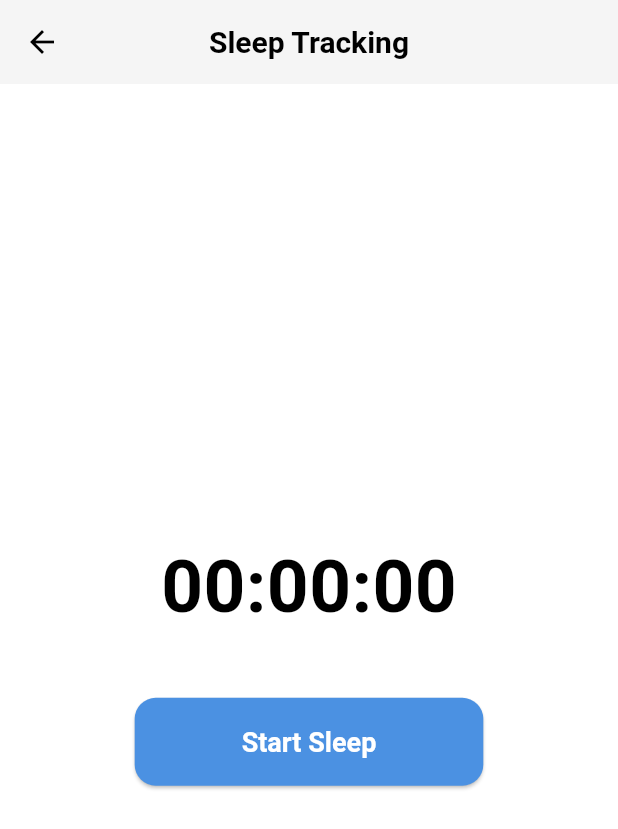
After one commit to Mo7medRef3t/Slumber, a Flutter app: the Screens screen opened by its route, after a tap on "Start Sleep Tracking", on a phone screen of 412 x 824 dp. The commit adds this screen. Shown: the top 829 px of the screen. Run offline on Flutter 3.47's test engine with Material 3 defaults, Android fonts, the phone set to English and light mode, and no system bars; our stand-ins replace cloud_firestore, firebase_auth, firebase_core, fl_chart, flutter_screenutil, go_router and 2 more; accounts and stored records are empty.

Commit message:
Finishing Dashboard

```diff
--- /dev/null
+++ b/lib/core/firestore_service.dart
@@ -0,0 +1,31 @@
+import 'package:cloud_firestore/cloud_firestore.dart';
+import 'package:firebase_auth/firebase_auth.dart';
+import 'package:slumber/features/auth/data/models/slumber_user.dart';
+
+class FirestoreService {
+  final _db = FirebaseFirestore.instance;
+  final uid = FirebaseAuth.instance.currentUser!.uid;
+
+  /// تحديث بيانات اليوزر
+  Future<void> updateUserProfile(SlumberUser user) async {
+    await _db.collection("users").doc(uid).update(user.toMap());
+  }
+
+  /// إضافة sleep record
+  Future<void> addSleepRecord(DateTime start, DateTime end) async {
+    final duration = end.difference(start).inMinutes;
+    await _db.collection("users").doc(uid).collection("sleepHistory").add({
+      "startTime": start.toIso8601String(),
+      "endTime": end.toIso8601String(),
+      "duration": duration,
+    });
+  }
+
+  /// استرجاع sleep history
+  Stream<List<Map<String, dynamic>>> getSleepHistory() {
+    return _db.collection("users").doc(uid).collection("sleepHistory")
+      .orderBy("startTime", descending: true)
+      .snapshots()
+      .map((snapshot) => snapshot.docs.map((doc) => doc.data()).toList());
+  }
+}
--- a/lib/core/utils/app_router.dart
+++ b/lib/core/utils/app_router.dart
@@ -1,14 +1,19 @@
 import 'package:flutter/material.dart';
 import 'package:go_router/go_router.dart';
+import 'package:slumber/features/Home/presentation/views/widgets/sleep_tracking_view.dart';
 import 'package:slumber/features/auth/presentation/views/sign_in_view.dart';
 import 'package:slumber/features/auth/presentation/views/sign_up_view.dart';
 import 'package:slumber/features/onbording/presentation/views/on_bording_view.dart';
 import 'package:slumber/features/splash/presentation/views/splash_view.dart';
+import 'package:slumber/screens.dart';
 
 abstract class AppRouter {
   static const kOnBordingView = '/onBordingView';
   static const kSignUp = '/signup';
   static const kSignIn = '/signin';
+  static const kScreens = '/screens';
+static const kSleepTrackingView = "/sleepTracking";
+
 
   static final router = GoRouter(
     routes: [
@@ -31,6 +36,8 @@ abstract class AppRouter {
       ),
       GoRoute(path: kSignUp, builder: (context, state) => const SignUpView()),
       GoRoute(path: kSignIn, builder: (context, state) => const SignInView()),
+      GoRoute(path: kScreens, builder: (context, state) => const Screens()),
+      GoRoute(path: kSleepTrackingView, builder: (context, state) => const SleepTrackingView()),
     ],
   );
 }
--- a/lib/core/widgets/custom_fields.dart
+++ b/lib/core/widgets/custom_fields.dart
@@ -1,3 +1,5 @@
+// ignore_for_file: implementation_imports
+
 import 'package:flutter/material.dart';
 import 'package:flutter/src/services/text_formatter.dart';
 import 'package:google_fonts/google_fonts.dart';
--- /dev/null
+++ b/lib/features/Home/presentation/views/dashboard_view.dart
@@ -0,0 +1,369 @@
+import 'package:cloud_firestore/cloud_firestore.dart';
+import 'package:firebase_auth/firebase_auth.dart';
+import 'package:flutter/material.dart';
+import 'package:flutter_screenutil/flutter_screenutil.dart';
+import 'package:fl_chart/fl_chart.dart';
+import 'package:go_router/go_router.dart';
+import 'package:intl/intl.dart';
+import 'package:slumber/core/firestore_service.dart';
+import 'package:slumber/core/utils/app_router.dart';
+
+class DashboardView extends StatefulWidget {
+  const DashboardView({super.key});
+
+  @override
+  State<DashboardView> createState() => _DashboardViewState();
+}
+
+class _DashboardViewState extends State<DashboardView> {
+  final _firestoreService = FirestoreService();
+  late final FirebaseFirestore _db;
+
+  @override
+  void initState() {
+    super.initState();
+    _db = FirebaseFirestore.instance;
+  }
+
+  String _formatDuration(int minutes) {
+    final hours = minutes ~/ 60;
+    final mins = minutes % 60;
+    return '${hours}h ${mins.toString().padLeft(2, '0')}m';
+  }
+
+  String _formatTime12(DateTime date) {
+    final formatted = DateFormat('hh:mm a').format(date); // e.g. 09:15 PM
+    return formatted;
+  }
+
+  Future<int> _calculateAverageSleep() async {
+    final historySnapshot =
+        await _db
+            .collection("users")
+            .doc(FirebaseAuth.instance.currentUser!.uid)
+            .collection("sleepHistory")
+            .orderBy("startTime", descending: true)
+            .limit(7)
+            .get();
+
+    if (historySnapshot.docs.isEmpty) return 0;
+
+    int total = 0;
+    for (var doc in historySnapshot.docs) {
+      total += doc["duration"] as int;
+    }
+    return (total / historySnapshot.docs.length).round();
+  }
+
+  Future<Map<String, dynamic>?> _getBestSleep() async {
+    final snapshot =
+        await _db
+            .collection("users")
+            .doc(FirebaseAuth.instance.currentUser!.uid)
+            .collection("sleepHistory")
+            .orderBy("duration", descending: true)
+            .limit(1)
+            .get();
+
+    if (snapshot.docs.isEmpty) return null;
+    return snapshot.docs.first.data();
+  }
+
+  Future<List<Map<String, dynamic>>> _getLast7DaysSleep() async {
+    final historySnapshot =
+        await _db
+            .collection("users")
+            .doc(FirebaseAuth.instance.currentUser!.uid)
+            .collection("sleepHistory")
+            .orderBy("startTime", descending: true)
+            .limit(7)
+            .get();
+
+    final List<Map<String, dynamic>> data = [];
+    for (var doc in historySnapshot.docs.reversed) {
+      final d = doc.data();
+      final start = DateTime.parse(d["startTime"]);
+      double hours = (d["duration"] as int) / 60.0;
+      data.add({
+        "day": DateFormat("E").format(start), // Mon, Tue...
+        "hours": hours,
+      });
+    }
+    return data;
+  }
+
+  @override
+  Widget build(BuildContext context) {
+    final colors = Theme.of(context).colorScheme;
+    final brightness = Theme.of(context).brightness;
+
+    return Scaffold(
+      appBar: AppBar(title: const Text("Home"), centerTitle: true),
+      body: SingleChildScrollView(
+        padding: EdgeInsets.all(16.w),
+        child: Column(
+          children: [
+            // 🕒 Average Sleep Duration
+            FutureBuilder<int>(
+              future: _calculateAverageSleep(),
+              builder: (context, snapshot) {
+                if (!snapshot.hasData) {
+                  return SizedBox(
+                    height: 150.h,
+                    child: const Center(child: CircularProgressIndicator()),
+                  );
+                }
+                final duration = _formatDuration(snapshot.data!);
+                return Card(
+                  elevation: 3,
+                  shape: RoundedRectangleBorder(
+                    borderRadius: BorderRadius.circular(16),
+                  ),
+                  child: Container(
+                    width: double.infinity,
+                    padding: EdgeInsets.all(20.w),
+                    decoration: BoxDecoration(
+                      gradient: LinearGradient(
+                        colors:
+                            brightness == Brightness.dark
+                                ? [Colors.black, Colors.black12]
+                                : [
+                                  colors.primary.withValues(alpha: 0.1),
+                                  Colors.white,
+                                ],
+                        begin: Alignment.topLeft,
+                        end: Alignment.bottomRight,
+                      ),
+                      borderRadius: BorderRadius.circular(16),
+                    ),
+                    child: Column(
+                      children: [
+                        Text(
+                          "Average Sleep Duration",
+                          style: Theme.of(context).textTheme.titleMedium
+                              ?.copyWith(fontWeight: FontWeight.bold),
+                        ),
+                        SizedBox(height: 10.h),
+                        Text(
+                          duration,
+                          style: Theme.of(
+                            context,
+                          ).textTheme.headlineLarge?.copyWith(
+                            color: colors.primary,
+                            fontWeight: FontWeight.w900,
+                          ),
+                        ),
+                        const Text("Consistent healthy sleep"),
+                      ],
+                    ),
+                  ),
+                );
+              },
+            ),
+
+            SizedBox(height: 20.h),
+
+            // 📈 Sleep Trend Graph
+            FutureBuilder<List<Map<String, dynamic>>>(
+              future: _getLast7DaysSleep(),
+              builder: (context, snapshot) {
+                if (!snapshot.hasData || snapshot.data!.isEmpty) {
+                  return const SizedBox.shrink();
+                }
+                final data = snapshot.data!;
+                final spots =
+                    data.asMap().entries.map((e) {
+                      return FlSpot(
+                        e.key.toDouble(),
+                        e.value["hours"] as double,
+                      );
+                    }).toList();
+
+                return Card(
+                  shape: RoundedRectangleBorder(
+                    borderRadius: BorderRadius.circular(16),
+                  ),
+                  child: Padding(
+                    padding: EdgeInsets.all(16.w),
+                    child: Column(
+                      crossAxisAlignment: CrossAxisAlignment.start,
+                      children: [
+                        Text(
+                          "Sleep Trend (Last 7 Days)",
+                          style: Theme.of(context).textTheme.titleMedium,
+                        ),
+                        SizedBox(height: 16.h),
+                        SizedBox(
+                          height: 180.h,
+                          child: LineChart(
+                            LineChartData(
+                              gridData: FlGridData(show: true),
+                              borderData: FlBorderData(show: false),
+                              titlesData: FlTitlesData(
+                                bottomTitles: AxisTitles(
+                                  sideTitles: SideTitles(
+                                    showTitles: true,
+                                    getTitlesWidget: (value, _) {
+                                      final index = value.toInt();
+                                      if (index >= data.length)
+                                        return const SizedBox();
+                                      return Text(
+                                        data[index]["day"],
+                                        style: TextStyle(
+                                          fontSize: 12.sp,
+                                          color: colors.secondary,
+                                        ),
+                                      );
+                                    },
+                                  ),
+                                ),
+                                leftTitles: AxisTitles(
+                                  sideTitles: SideTitles(
+                                    showTitles: true,
+                                    reservedSize: 30,
+                                    getTitlesWidget:
+                                        (v, _) => Text(
+                                          "${v.toInt()}h",
+                                          style: TextStyle(fontSize: 11.sp),
+                                        ),
+                                  ),
+                                ),
+                              ),
+                              lineBarsData: [
+                                LineChartBarData(
+                                  spots: spots,
+                                  isCurved: true,
+                                  color: colors.primary,
+                                  barWidth: 3,
+                                  dotData: FlDotData(show: false),
+                                ),
+                              ],
+                            ),
+                          ),
+                        ),
+                      ],
+                    ),
+                  ),
+                );
+              },
+            ),
+
+            SizedBox(height: 20.h),
+
+            // 🌟 Best Sleep Day
+            FutureBuilder<Map<String, dynamic>?>(
+              future: _getBestSleep(),
+              builder: (context, snapshot) {
+                if (!snapshot.hasData) return const SizedBox();
+                final record = snapshot.data;
+                if (record == null) return const SizedBox();
+
+                final duration = _formatDuration(record["duration"]);
+                final start = DateTime.parse(record["startTime"]);
+                final formattedDate = DateFormat('EEE, MMM d').format(start);
+                return Card(
+                  color: colors.primary.withOpacity(0.1),
+                  shape: RoundedRectangleBorder(
+                    borderRadius: BorderRadius.circular(16),
+                  ),
+                  child: ListTile(
+                    leading: const Icon(Icons.star, color: Colors.amber),
+                    title: const Text("Best Sleep Day"),
+                    subtitle: Text("$formattedDate • $duration"),
+                    trailing: Text(
+                      "🌙 Excellent",
+                      style: TextStyle(
+                        fontWeight: FontWeight.bold,
+                        color: colors.primary,
+                      ),
+                    ),
+                  ),
+                );
+              },
+            ),
+
+            SizedBox(height: 20.h),
+
+            // 🌙 Last Sleep
+            StreamBuilder<List<Map<String, dynamic>>>(
+              stream: _firestoreService.getSleepHistory(),
+              builder: (context, snapshot) {
+                if (!snapshot.hasData || snapshot.data!.isEmpty) {
+                  return Card(
+                    shape: RoundedRectangleBorder(
+                      borderRadius: BorderRadius.circular(16),
+                    ),
+                    child: Padding(
+                      padding: const EdgeInsets.all(20),
+                      child: Row(
+                        mainAxisAlignment: MainAxisAlignment.center,
+                        children: const [
+                          Icon(Icons.bedtime_outlined, color: Colors.grey),
+                          SizedBox(width: 8),
+                          Text(
+                            "No recent sleep records yet.",
+                            style: TextStyle(color: Colors.grey),
+                          ),
+                        ],
+                      ),
+                    ),
+                  );
+                }
+                final last = snapshot.data!.first;
+                final duration = _formatDuration(last["duration"]);
+                final start = DateTime.parse(last["startTime"]);
+                final end = DateTime.parse(last["endTime"]);
+                final timeRange =
+                    "${_formatTime12(start)} - ${_formatTime12(end)}";
+                return Card(
+                  shape: RoundedRectangleBorder(
+                    borderRadius: BorderRadius.circular(16),
+                  ),
+                  child: ListTile(
+                    leading: const Icon(Icons.bedtime_rounded),
+                    title: Text("Last Sleep: $duration"),
+                    subtitle: Text(timeRange),
+                  ),
+                );
+              },
+            ),
+
+            SizedBox(height: 25.h),
+
+            // 🟣 Start Tracking Button
+            ElevatedButton.icon(
+              onPressed: () => context.push(AppRouter.kSleepTrackingView),
+              icon: const Icon(Icons.play_circle_outline),
+              label: Text(
+                "Start Sleep Tracking",
+                style: TextStyle(fontSize: 16.sp),
+              ),
+              style: ElevatedButton.styleFrom(
+                minimumSize: Size(double.infinity, 50.h),
+                shape: RoundedRectangleBorder(
+                  borderRadius: BorderRadius.circular(12),
+                ),
+              ),
+            ),
+
+            SizedBox(height: 25.h),
+
+            // 💡 Daily Tip
+            Card(
+              shape: RoundedRectangleBorder(
+                borderRadius: BorderRadius.circular(16),
+              ),
+              child: ListTile(
+                leading: const Icon(Icons.lightbulb, color: Colors.amber),
+                title: const Text("Daily Sleep Tip"),
+                subtitle: const Text(
+                  "Try to avoid caffeine 6 hours before bedtime for better sleep quality.",
+                ),
+              ),
+            ),
+          ],
+        ),
+      ),
+    );
+  }
+}
--- /dev/null
+++ b/lib/features/Home/presentation/views/widgets/sleep_tracking_view.dart
@@ -0,0 +1,105 @@
+import 'dart:async';
+import 'package:flutter/material.dart';
+import 'package:flutter_screenutil/flutter_screenutil.dart';
+import 'package:slumber/core/firestore_service.dart';
+
+class SleepTrackingView extends StatefulWidget {
+  const SleepTrackingView({super.key});
+
+  @override
+  State<SleepTrackingView> createState() => _SleepTrackingViewState();
+}
+
+class _SleepTrackingViewState extends State<SleepTrackingView> {
+  final _firestoreService = FirestoreService();
+  Stopwatch stopwatch = Stopwatch();
+  Timer? timer;
+  String elapsedTime = "00:00:00";
+
+  @override
+  void dispose() {
+    timer?.cancel();
+    super.dispose();
+  }
+
+  void _start() {
+    stopwatch.start();
+    timer = Timer.periodic(const Duration(seconds: 1), (t) {
+      setState(() {
+        final d = stopwatch.elapsed;
+        elapsedTime =
+            "${d.inHours.toString().padLeft(2, '0')}:${(d.inMinutes % 60).toString().padLeft(2, '0')}:${(d.inSeconds % 60).toString().padLeft(2, '0')}";
+      });
+    });
+  }
+
+  void _stop() async {
+    timer?.cancel();
+    stopwatch.stop();
+
+    final end = DateTime.now();
+    final start = end.subtract(stopwatch.elapsed);
+
+    await _firestoreService.addSleepRecord(start, end);
+
+    ScaffoldMessenger.of(context).showSnackBar(
+      const SnackBar(content: Text("✅ Sleep session saved!")),
+    );
+
+    Future.delayed(const Duration(seconds: 1), () {
+      if (mounted) Navigator.pop(context);
+    });
+
+    setState(() {
+      elapsedTime = "00:00:00";
+      stopwatch.reset();
+    });
+  }
+
+  @override
+  Widget build(BuildContext context) {
+    final colors = Theme.of(context).colorScheme;
+
+    return Scaffold(
+      appBar: AppBar(
+        title: const Text("Sleep Tracking"),
+        centerTitle: true,
+      ),
+      body: Center(
+        child: Column(
+          mainAxisAlignment: MainAxisAlignment.center,
+          children: [
+            AnimatedSwitcher(
+              duration: const Duration(milliseconds: 300),
+              child: Text(
+                elapsedTime,
+                key: ValueKey(elapsedTime),
+                style: TextStyle(
+                  fontSize: 50.sp,
+                  fontWeight: FontWeight.bold,
+                  color: colors.onSurface,
+                ),
+              ),
+            ),
+            SizedBox(height: 40.h),
+            ElevatedButton(
+              onPressed: stopwatch.isRunning ? _stop : _start,
+              style: ElevatedButton.styleFrom(
+                backgroundColor: stopwatch.isRunning
+                    ? Colors.redAccent
+                    : colors.primary,
+                minimumSize: Size(220.w, 60.h),
+                shape: RoundedRectangleBorder(
+                    borderRadius: BorderRadius.circular(14)),
+              ),
+              child: Text(
+                stopwatch.isRunning ? "End Sleep" : "Start Sleep",
+                style: const TextStyle(color: Colors.white, fontSize: 18),
+              ),
+            ),
+          ],
+        ),
+      ),
+    );
+  }
+}
--- /dev/null
+++ b/lib/features/achievements_view.dart
@@ -0,0 +1,10 @@
+import 'package:flutter/material.dart';
+
+class AchievementsView extends StatelessWidget {
+  const AchievementsView({super.key});
+
+  @override
+  Widget build(BuildContext context) {
+    return const Placeholder();
+  }
+}
--- a/lib/features/auth/presentation/views/widgets/sign_in_body.dart
+++ b/lib/features/auth/presentation/views/widgets/sign_in_body.dart
@@ -1,3 +1,5 @@
+// ignore_for_file: use_build_context_synchronously
+
 import 'package:flutter/material.dart';
 import 'package:flutter_screenutil/flutter_screenutil.dart';
 import 'package:go_router/go_router.dart';
@@ -41,7 +43,7 @@ class _SignInBodyState extends State<SignInBody> {
       final user = await _authService.signIn(email, password);
       if (user != null) {
         _showSnack("✅ Welcome back!", color: Colors.green);
-        context.go('/home'); // بعد تسجيل الدخول يروح للهوم
+        context.go(AppRouter.kScreens);
       }
     } catch (e) {
       _showSnack(e.toString());
@@ -56,7 +58,7 @@ class _SignInBodyState extends State<SignInBody> {
       final user = await _authService.signInWithGoogle();
       if (user != null) {
         _showSnack("✅ Signed in with Google", color: Colors.green);
-        context.go('/home');
+        context.go(AppRouter.kScreens);
       }
     } catch (e) {
       _showSnack("Google Sign-In Failed: $e");
--- a/lib/features/auth/presentation/views/widgets/sign_up_body.dart
+++ b/lib/features/auth/presentation/views/widgets/sign_up_body.dart
@@ -1,3 +1,5 @@
+// ignore_for_file: use_build_context_synchronously
+
 import 'package:flutter/material.dart';
 import 'package:flutter/services.dart';
 import 'package:flutter_screenutil/flutter_screenutil.dart';
@@ -69,7 +71,7 @@ class _SignUpBodyState extends State<SignUpBody> {
       final user = await _authService.signUp(email, password, name, age: age);
       if (user != null) {
         _showSnack("✅ Account created successfully!", color: Colors.green);
-        context.go('/home');
+        context.go(AppRouter.kScreens);
       }
     } catch (e) {
       _showSnack(e.toString());
@@ -87,7 +89,7 @@ class _SignUpBodyState extends State<SignUpBody> {
           "✅ Signed up with Google successfully!",
           color: Colors.green,
         );
-        context.go('/home');
+        context.go(AppRouter.kScreens);
       }
     } catch (e) {
       _showSnack("Google Sign-In Failed: $e");
--- /dev/null
+++ b/lib/features/profile_view.dart
@@ -0,0 +1,10 @@
+import 'package:flutter/material.dart';
+
+class ProfileView extends StatelessWidget {
+  const ProfileView({super.key});
+
+  @override
+  Widget build(BuildContext context) {
+    return const Placeholder();
+  }
+}
--- /dev/null
+++ b/lib/features/sleep_history_view.dart
@@ -0,0 +1,10 @@
+import 'package:flutter/material.dart';
+
+class SleepHistoryView extends StatelessWidget {
+  const SleepHistoryView({super.key});
+
+  @override
+  Widget build(BuildContext context) {
+    return const Placeholder();
+  }
+}
--- /dev/null
+++ b/lib/screens.dart
@@ -0,0 +1,46 @@
+import 'package:flutter/material.dart';
+import 'package:slumber/core/utils/app_colors.dart';
+import 'package:slumber/features/Home/presentation/views/dashboard_view.dart';
+import 'package:slumber/features/achievements_view.dart';
+import 'package:slumber/features/profile_view.dart';
+import 'package:slumber/features/sleep_history_view.dart';
+
+class Screens extends StatefulWidget {
+  const Screens({super.key});
+
+  @override
+  State<Screens> createState() => _ScreensState();
+}
+
+class _ScreensState extends State<Screens> {
+  int _currentIndex = 0;
+
+  final List<Widget> _pages = [
+    DashboardView(),   // 🏠
+    SleepHistoryView(),// 📊
+    AchievementsView(),// 🏆
+    ProfileView(),     // 👤
+  ];
+
+  @override
+  Widget build(BuildContext context) {
+    final brightness = Theme.of(context).brightness;
+    final colors = brightness == Brightness.dark ? AppColors.dark : AppColors.light;
+
+    return Scaffold(
+      body: _pages[_currentIndex],
+      bottomNavigationBar: BottomNavigationBar(
+        showUnselectedLabels: true,
+        backgroundColor: colors.background,
+        currentIndex: _currentIndex,
+        onTap: (index) => setState(() => _currentIndex = index),
+        items: const [
+          BottomNavigationBarItem(icon: Icon(Icons.home), label: "Home"),
+          BottomNavigationBarItem(icon: Icon(Icons.bar_chart), label: "History"),
+          BottomNavigationBarItem(icon: Icon(Icons.emoji_events), label: "Achievements"),
+          BottomNavigationBarItem(icon: Icon(Icons.person), label: "Profile"),
+        ],
+      ),
+    );
+  }
+}
--- a/pubspec.yaml
+++ b/pubspec.yaml
@@ -32,12 +32,14 @@ dependencies:
   cupertino_icons: ^1.0.8
   firebase_auth: ^6.0.2
   firebase_core: ^4.1.0
+  fl_chart: ^0.68.0
   flutter:
     sdk: flutter
   flutter_screenutil: ^5.9.3
   go_router: ^16.0.0
   google_fonts: ^6.2.1
   google_sign_in: ^6.3.0
+  intl: ^0.20.2
 
 dev_dependencies:
   flutter_lints: ^5.0.0
```
Also changed, not shown: assets/images/sleepIllustration.png (added), pubspec.lock.
